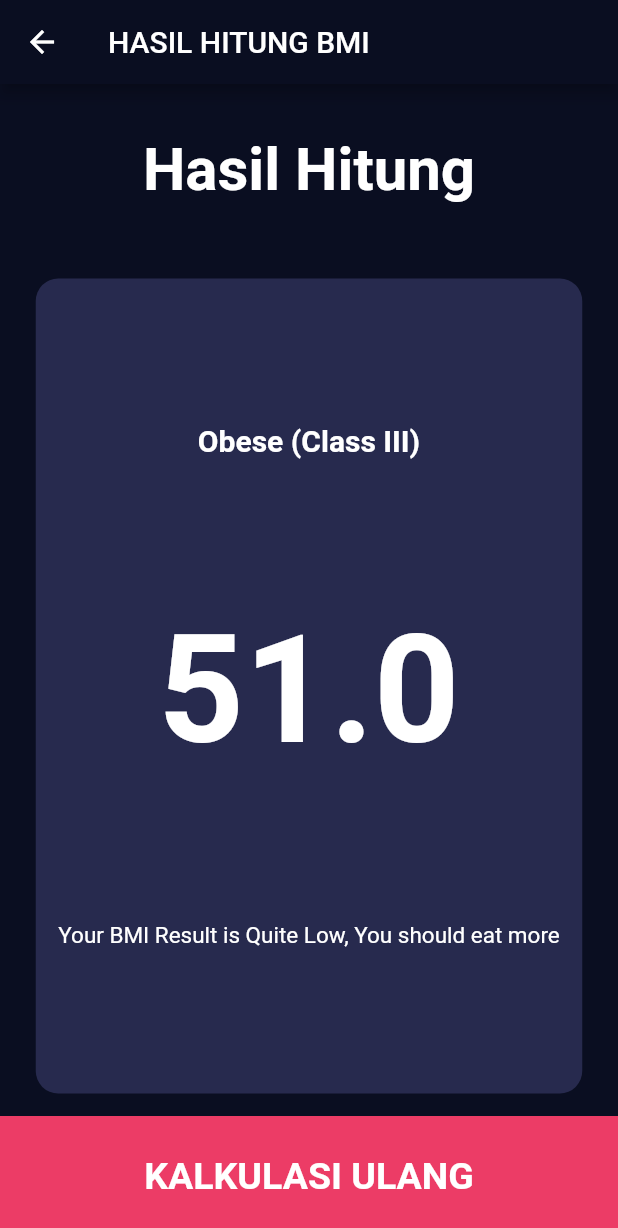
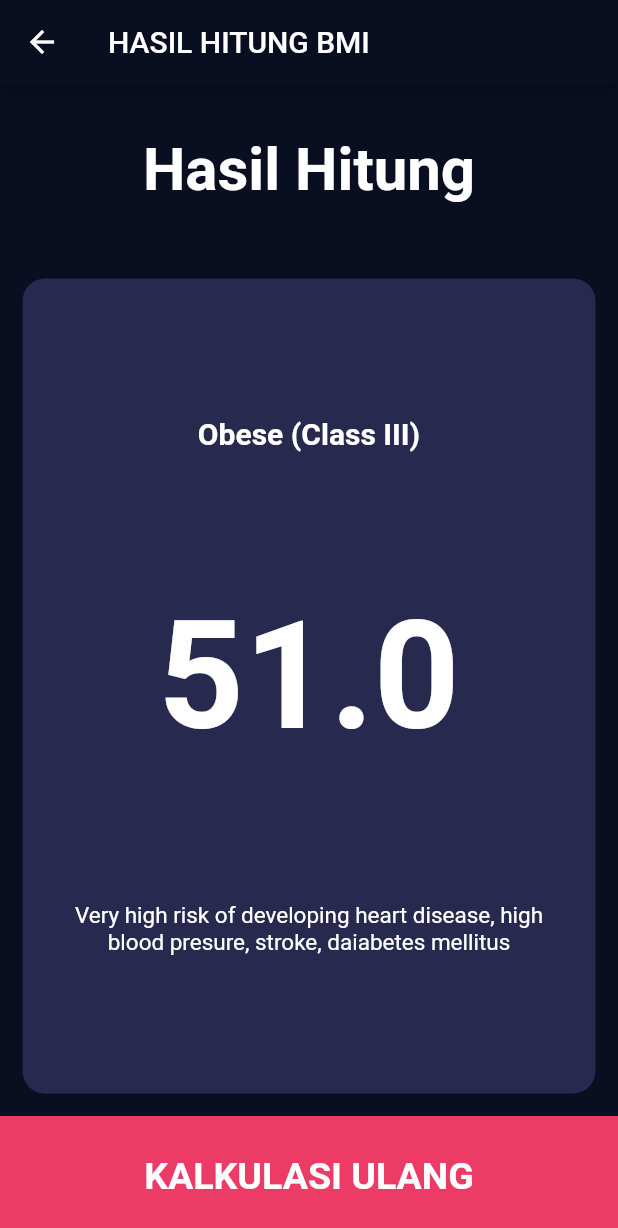
Before and after one commit to ramondharmawan/flutter-body-mass-index-calculator-cupertino, a Flutter app: the screen it shows after launch, after a tap on "Hitung BMI", on a phone screen of 412 x 824 dp. Shown: the top 1228 px of the screen. Run offline on Flutter 3.47's test engine with Material 2 defaults, Android fonts, the phone set to English and light mode, and no system bars.

Commit message:
Calculation result descriptions finish

```diff
--- a/lib/constants/constant.dart
+++ b/lib/constants/constant.dart
@@ -14,14 +14,14 @@ TextStyle? labelTextStyle =
 TextStyle numberTextStyle =
     TextStyle(fontSize: 50, fontWeight: FontWeight.bold, color: Colors.white);
 
-String underweightSevere = "Underweight (Severe Thinnes)";
-String underweightModerate = "Underweight (Moderate Thinnes)";
-String underweightMild = "Underweight (Mild Thinnes)";
-String normal = "Normal";
-String overweight = "Overweight";
-String obeseI = "Obese (Class I)";
-String obeseII = "Obese (Class II)";
-String obeseIII = "Obese (Class III)";
+const String underweightSevere = "Underweight (Severe Thinnes)";
+const String underweightModerate = "Underweight (Moderate Thinnes)";
+const String underweightMild = "Underweight (Mild Thinnes)";
+const String normal = "Normal";
+const String overweight = "Overweight";
+const String obeseI = "Obese (Class I)";
+const String obeseII = "Obese (Class II)";
+const String obeseIII = "Obese (Class III)";
 
 
 // TextStyle, String itu adalah category di sini, jadi sebutkan categorynya yang menhold type dari value tersebut )
--- a/lib/views/bmi_result_screen.dart
+++ b/lib/views/bmi_result_screen.dart
@@ -10,7 +10,7 @@ class BmiResultScreen extends StatelessWidget {
 
   final double bmi;
 
-  determineBmiCategory(double bmiValue) {
+  String determineBmiCategory(double bmiValue) {
     String category = "";
     /*
     if (bmiValue < 16.0) {
@@ -53,8 +53,48 @@ class BmiResultScreen extends StatelessWidget {
     return category;
   }
 
+  String getHealRiskDescription(String categoryName) {
+    String desc = "";
+    switch (categoryName) {
+      case underweightSevere:
+        desc = "Posible nutritional deficiency and osteoporosis";
+        break;
+      case underweightModerate:
+        desc = "Posible nutritional deficiency and osteoporosis";
+        break;
+      case underweightMild:
+        desc = "Posible nutritional deficiency and osteoporosis";
+        break;
+      case normal:
+        desc = "Low Risk (healthy range)";
+        break;
+      case overweight:
+        desc =
+            "Moderate risk of developing heart disease, high blood presure, stroke, daiabetes mellitus";
+        break;
+      case obeseI:
+        desc =
+            "Quite risk of developing heart disease, high blood presure, stroke, daiabetes mellitus";
+        break;
+      case obeseII:
+        desc =
+            "High risk of developing heart disease, high blood presure, stroke, daiabetes mellitus";
+        break;
+      case obeseIII:
+        desc =
+            "Very high risk of developing heart disease, high blood presure, stroke, daiabetes mellitus";
+        break;
+      default:
+    }
+
+    return desc;
+  }
+
   @override
   Widget build(BuildContext context) {
+    final bmiCategory = determineBmiCategory(bmi);
+    final bmiDesc = getHealRiskDescription(bmiCategory);
+
     return Scaffold(
       appBar: AppBar(title: Text('HASIL HITUNG BMI')),
       body: Column(
@@ -76,12 +116,13 @@ class BmiResultScreen extends StatelessWidget {
             flex: 5,
             child: BmiCard(
               child: Container(
+                width: double.infinity,
                 padding: const EdgeInsets.symmetric(horizontal: 15),
                 child: Column(
                   mainAxisAlignment: MainAxisAlignment.spaceEvenly,
                   children: [
                     Text(
-                      determineBmiCategory(bmi),
+                      bmiCategory,
                       style: TextStyle(
                           fontSize: 20,
                           fontWeight: FontWeight.bold,
@@ -95,7 +136,7 @@ class BmiResultScreen extends StatelessWidget {
                           color: Colors.white),
                     ),
                     Text(
-                      "Your BMI Result is Quite Low, You should eat more",
+                      bmiDesc,
                       textAlign: TextAlign.center,
                       style: TextStyle(fontSize: 15, color: Colors.white),
                     ),
```
